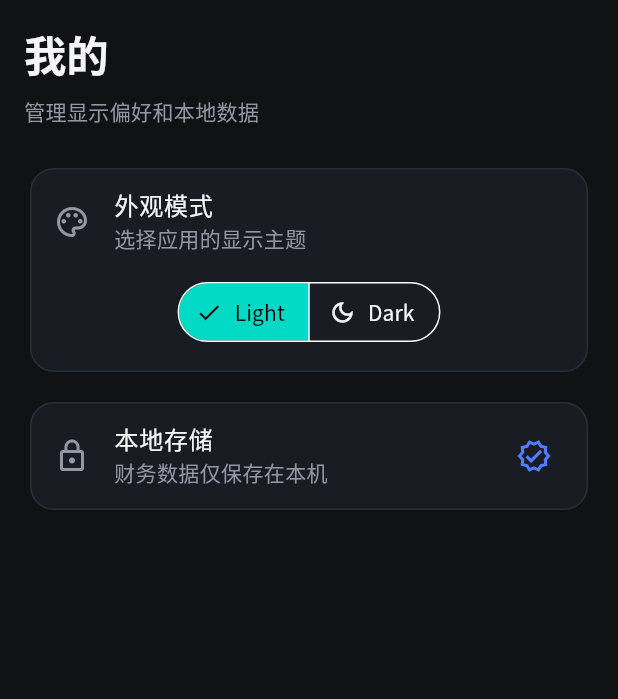
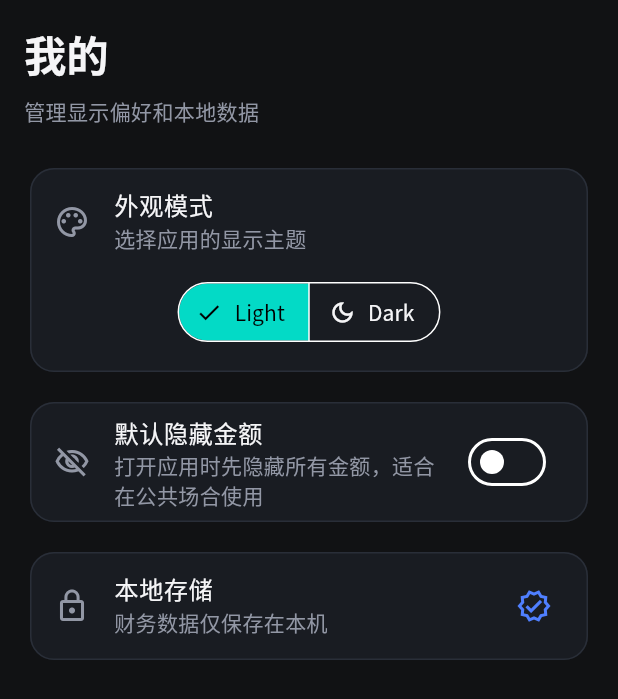
Before and after one commit to fenriarlab/PocketBudget, a Flutter app: the SettingsScreen widget shown alone on an empty page, opened directly with empty values, on a phone screen of 412 x 824 dp. Shown: the top 699 px of the screen. Run offline on Flutter 3.47's test engine with Material 3 defaults, Android fonts, the phone set to English and light mode, and no system bars; our stand-ins replace shared_preferences, sqflite; accounts and stored records are empty; Roboto replaces fonts that are missing (Noto Sans CJK SC).

Commit message:
feat: add default privacy visibility setting

```diff
--- a/lib/features/settings/presentation/screens/settings_screen.dart
+++ b/lib/features/settings/presentation/screens/settings_screen.dart
@@ -3,8 +3,10 @@ import 'package:flutter/material.dart';
 class SettingsScreen extends StatelessWidget {
   final ThemeMode themeMode;
   final ValueChanged<ThemeMode> onThemeModeChanged;
+  final bool privacyDefaultHidden;
+  final ValueChanged<bool> onPrivacyDefaultChanged;
 
-  const SettingsScreen({super.key, required this.themeMode, required this.onThemeModeChanged});
+  const SettingsScreen({super.key, required this.themeMode, required this.onThemeModeChanged, required this.privacyDefaultHidden, required this.onPrivacyDefaultChanged});
 
   @override
   Widget build(BuildContext context) {
@@ -39,6 +41,16 @@ class SettingsScreen extends StatelessWidget {
         ),
         const SizedBox(height: 12),
         Card(
+          child: SwitchListTile(
+            secondary: const Icon(Icons.visibility_off_outlined),
+            title: const Text('默认隐藏金额'),
+            subtitle: const Text('打开应用时先隐藏所有金额，适合在公共场合使用'),
+            value: privacyDefaultHidden,
+            onChanged: onPrivacyDefaultChanged,
+          ),
+        ),
+        const SizedBox(height: 12),
+        Card(
           child: ListTile(
               leading: const Icon(Icons.lock_outline),
               title: const Text('本地存储'),
```
Also changed, not shown: lib/features/dashboard/presentation/screens/home_dashboard_screen.dart (+28 -5 lines), 1 other file.
